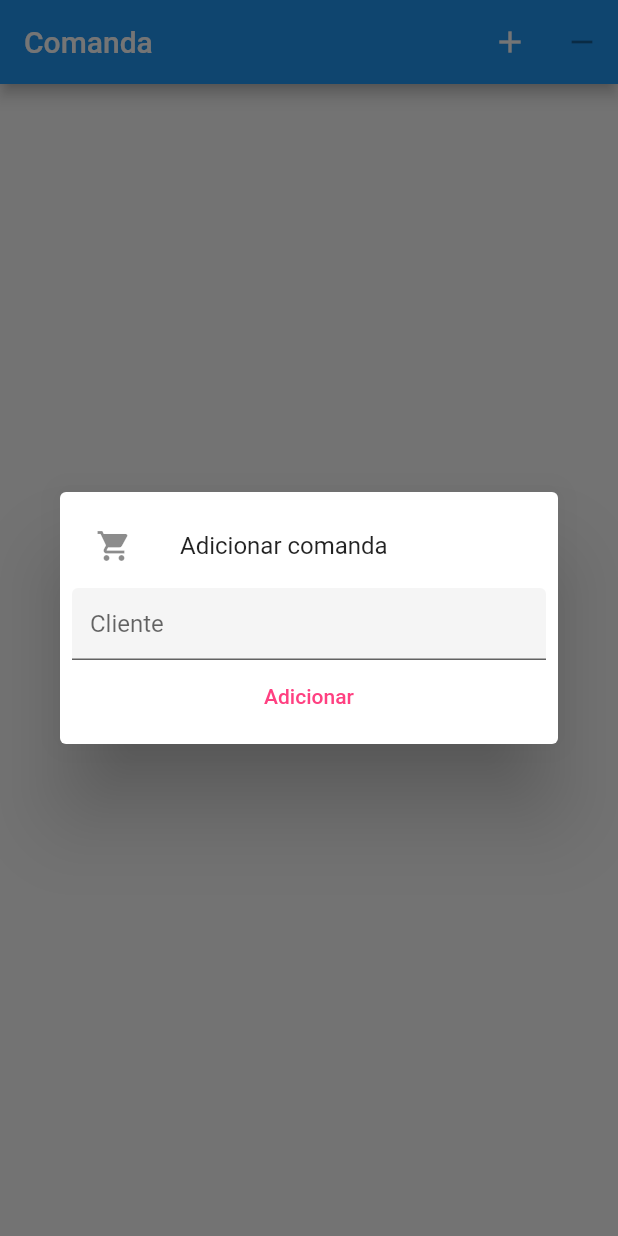
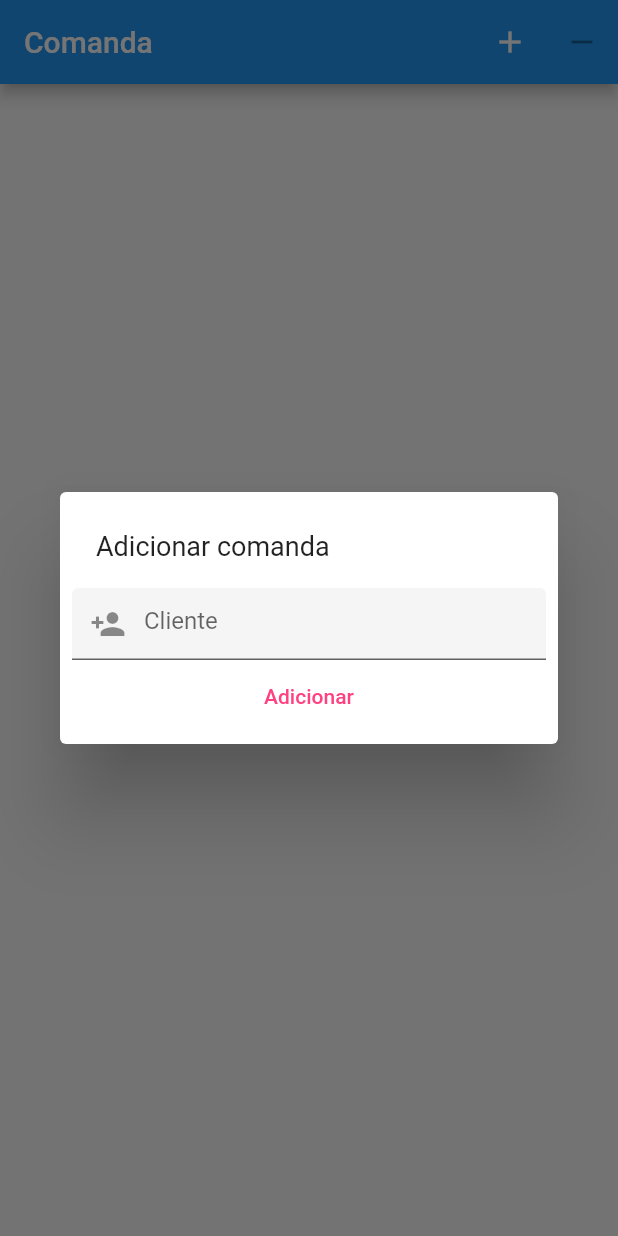
Before and after one commit to JunioJsv/bem-servir-comanda-flutter, a Flutter app: the screen it shows after launch, after a tap on the "add" icon, on a phone screen of 412 x 824 dp. Run offline on Flutter 3.47's test engine with Material 2 defaults, Android fonts, the phone set to English and light mode, and no system bars.

Commit message:
Checkpoint #1

```diff
--- a/lib/comanda_cell.dart
+++ b/lib/comanda_cell.dart
@@ -16,11 +16,17 @@ void createComandaCell(
         shrinkWrap: true,
         children: <Widget>[
           ListTile(
-            leading: Icon(Icons.shopping_cart),
-            title: Text("Adicionar comanda"),
+            title: Text(
+              "Adicionar comanda",
+              style: TextStyle(fontSize: 18.0),
+            ),
           ),
           TextField(
-            decoration: InputDecoration(hintText: "Cliente", filled: true),
+            decoration: InputDecoration(
+              prefixIcon: Icon(Icons.person_add),
+              hintText: "Cliente",
+              filled: true,
+            ),
             onChanged: (input) {
               client = input;
             },
@@ -114,6 +120,7 @@ class _ComandaCellState extends State<ComandaCell> {
                     )
                   : ExpansionTile(
                       key: UniqueKey(),
+                      leading: Icon(Icons.person),
                       title: Text(widget.client),
                       children: <Widget>[
                         StatefulBuilder(
@@ -143,7 +150,7 @@ class _ComandaCellState extends State<ComandaCell> {
           bottom: 32,
           right: 32,
           child: FloatingActionButton(
-            child: Icon(Icons.plus_one),
+            child: Icon(Icons.add_shopping_cart),
             onPressed: () {
               createProduct(context, (Product product) {
                 setState(() {
--- a/lib/main.dart
+++ b/lib/main.dart
@@ -1,39 +1,45 @@
-import 'package:dots_indicator/dots_indicator.dart';
 import 'package:flutter/cupertino.dart';
 import 'package:flutter/material.dart';
 import 'package:flutter/services.dart';
 import 'comanda_cell.dart';
 
-var theme = ThemeData(
+final theme = ThemeData(
   primaryColor: Colors.blue,
   primaryColorDark: Colors.blue[600],
   accentColor: Colors.pinkAccent,
 );
 final native = MethodChannel("main_channel");
-var _title = "Comanda";
-var _comandas = <ComandaCell>[];
-var _currentPage = 0;
+final _title = "Comanda";
+final _comandas = <ComandaCell>[];
 
-void main() {
-  runApp(
+main() => runApp(
       MaterialApp(
         title: _title,
         theme: theme,
         home: Comanda(),
       ),
     );
-}
 
 class Comanda extends StatefulWidget {
   @override
   _ComandaState createState() => _ComandaState();
 }
 
-class _ComandaState extends State<Comanda> {
-  String clientBuffer;
-
+class _ComandaState extends State<Comanda> with TickerProviderStateMixin {
   @override
   Widget build(BuildContext context) {
+    final controller = TabController(vsync: this, length: _comandas.length);
+    final tabs = TabBar(
+      tabs: List.generate(
+          _comandas.length,
+          (index) => Container(
+                height: 48,
+                alignment: Alignment.center,
+                child: Text(_comandas[index].client.toUpperCase()),
+              )),
+      controller: controller,
+    );
+
     return Scaffold(
       resizeToAvoidBottomPadding: false,
       appBar: AppBar(
@@ -43,57 +49,35 @@ class _ComandaState extends State<Comanda> {
               icon: Icon(Icons.add),
               onPressed: () {
                 createComandaCell(context, (comandaCell) {
-                  setState(() {
-                    _comandas.add(comandaCell);
-                    _currentPage = _comandas.length - 1;
-                  });
+                  setState(() => _comandas.add(comandaCell));
                 });
               }),
           IconButton(
               icon: Icon(Icons.remove),
               onPressed: _comandas.isNotEmpty
                   ? () {
-                      setState(() {
-                        _comandas.remove(_comandas[_currentPage]);
-                        if (_currentPage > 0)
-                          _currentPage = _comandas.length - 1 < _currentPage
-                              ? _currentPage - 1
-                              : _currentPage;
-                      });
+                      if (!controller.indexIsChanging)
+                        setState(() => _comandas.removeAt(controller.index));
                     }
                   : null),
         ],
+        bottom: _comandas.isNotEmpty
+            ? PreferredSize(
+                preferredSize: tabs.preferredSize,
+                child: tabs,
+              )
+            : null,
       ),
       body: _comandas.isNotEmpty
-          ? Stack(children: [
-              PageView(
+          ? TabBarView(
               key: UniqueKey(),
-                controller: PageController(
-                  initialPage: _currentPage,
-                ),
+              controller: controller,
               children: _comandas,
-                onPageChanged: (page) {
-                  setState(() {
-                    _currentPage = page;
-                  });
-                },
-              ),
-              Align(
-                alignment: Alignment.bottomCenter,
-                child: Padding(
-                  padding: EdgeInsets.all(8),
-                  child: DotsIndicator(
-                    dotsCount: _comandas.length,
-                    position: _currentPage,
-                    decorator: DotsDecorator(activeColor: theme.accentColor),
-                  ),
-                ),
-              ),
-            ])
+            )
           : Center(
               child: Text(
                 "Nenhuma comanda",
-                style: TextStyle(fontSize: 38, color: Colors.grey[600]),
+                style: TextStyle(fontSize: 36, color: Colors.grey[600]),
               ),
             ),
     );
```
Also changed, not shown: lib/product_cell.dart (+18 -6 lines). Lines whose indentation alone changed are shown as unchanged.
